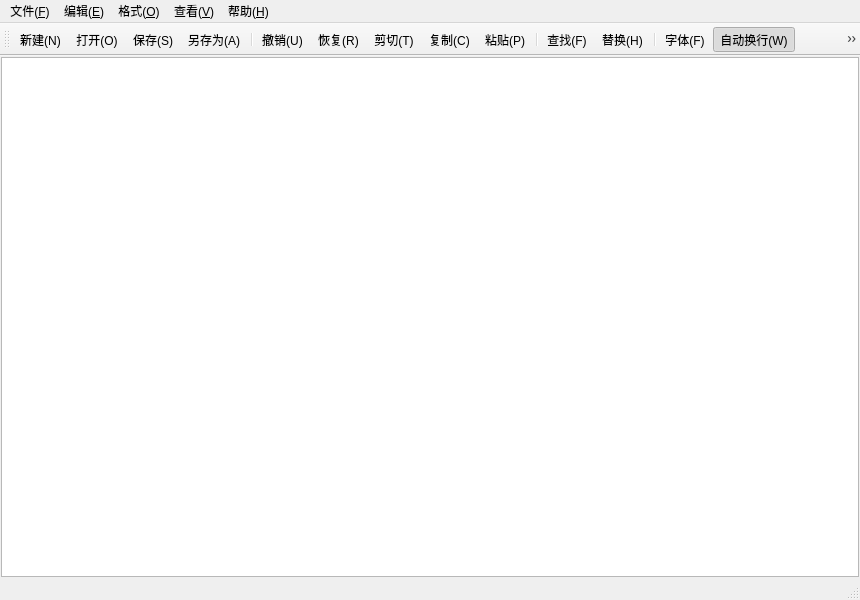
First picture: the form in notepad/mainwindow.ui, repository ChinoKou/QtCourse, before the edit.
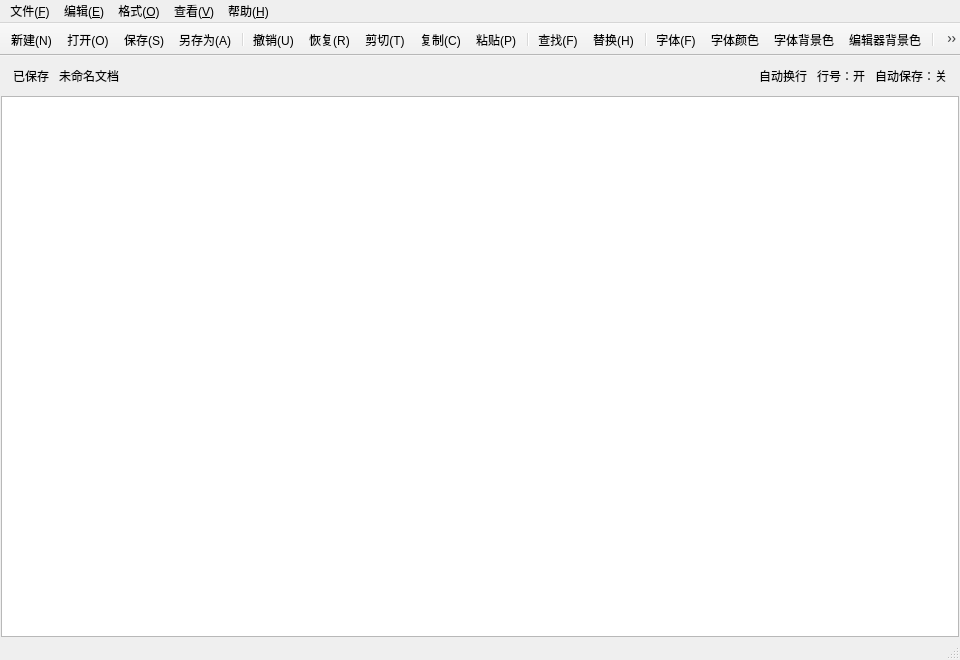
Second picture: the form after the edit. Icons and pictures are not drawn. Custom widgets are drawn as their Qt base class.

Diff of the .ui file:
```diff
--- a/notepad/mainwindow.ui
+++ b/notepad/mainwindow.ui
@@ -6,8 +6,8 @@
    <rect>
     <x>0</x>
     <y>0</y>
-    <width>860</width>
-    <height>600</height>
+    <width>960</width>
+    <height>660</height>
    </rect>
   </property>
   <property name="windowTitle">
@@ -35,6 +35,90 @@
     <property name="bottomMargin">
      <number>1</number>
     </property>
+    <item>
+     <widget class="QFrame" name="headerFrame">
+      <property name="minimumSize">
+       <size>
+        <width>0</width>
+        <height>38</height>
+       </size>
+      </property>
+      <property name="maximumSize">
+       <size>
+        <width>16777215</width>
+        <height>38</height>
+       </size>
+      </property>
+      <property name="frameShape">
+       <enum>QFrame::Shape::NoFrame</enum>
+      </property>
+      <layout class="QHBoxLayout" name="headerLayout">
+       <property name="spacing">
+        <number>10</number>
+       </property>
+       <property name="leftMargin">
+        <number>12</number>
+       </property>
+       <property name="topMargin">
+        <number>4</number>
+       </property>
+       <property name="rightMargin">
+        <number>12</number>
+       </property>
+       <property name="bottomMargin">
+        <number>4</number>
+       </property>
+       <item>
+        <widget class="QLabel" name="labelDocBadge">
+         <property name="text">
+          <string>已保存</string>
+         </property>
+        </widget>
+       </item>
+       <item>
+        <widget class="QLabel" name="labelDocInfo">
+         <property name="text">
+          <string>未命名文档</string>
+         </property>
+        </widget>
+       </item>
+       <item>
+        <spacer name="headerSpacer">
+         <property name="orientation">
+          <enum>Qt::Orientation::Horizontal</enum>
+         </property>
+         <property name="sizeHint" stdset="0">
+          <size>
+           <width>40</width>
+           <height>20</height>
+          </size>
+         </property>
+        </spacer>
+       </item>
+       <item>
+        <widget class="QLabel" name="labelWrapBadge">
+         <property name="text">
+          <string>自动换行</string>
+         </property>
+        </widget>
+       </item>
+       <item>
+        <widget class="QLabel" name="labelLineNumBadge">
+         <property name="text">
+          <string>行号：开</string>
+         </property>
+        </widget>
+       </item>
+       <item>
+        <widget class="QLabel" name="labelAutoSaveBadge">
+         <property name="text">
+          <string>自动保存：关</string>
+         </property>
+        </widget>
+       </item>
+      </layout>
+     </widget>
+    </item>
     <item>
      <widget class="CodeEditor" name="textEdit"/>
     </item>
@@ -45,8 +129,8 @@
     <rect>
      <x>0</x>
      <y>0</y>
-     <width>860</width>
-     <height>22</height>
+     <width>960</width>
+     <height>24</height>
     </rect>
    </property>
    <widget class="QMenu" name="menuFile">
@@ -114,6 +198,18 @@
    <property name="windowTitle">
     <string>toolBar</string>
    </property>
+   <property name="movable">
+    <bool>false</bool>
+   </property>
+   <property name="iconSize">
+    <size>
+     <width>20</width>
+     <height>20</height>
+    </size>
+   </property>
+   <property name="floatable">
+    <bool>false</bool>
+   </property>
    <attribute name="toolBarArea">
     <enum>TopToolBarArea</enum>
    </attribute>
@@ -135,11 +231,17 @@
    <addaction name="actReplace"/>
    <addaction name="separator"/>
    <addaction name="actFont"/>
+   <addaction name="actFontColor"/>
+   <addaction name="actFontBackColor"/>
+   <addaction name="actEditorBackColor"/>
+   <addaction name="separator"/>
    <addaction name="actWrap"/>
    <addaction name="actShowLineNumbers"/>
+   <addaction name="actAutoSave"/>
    <addaction name="separator"/>
    <addaction name="actToolBar"/>
    <addaction name="actStatusBar"/>
+   <addaction name="actAbout"/>
   </widget>
   <action name="actNew">
    <property name="icon">
```
